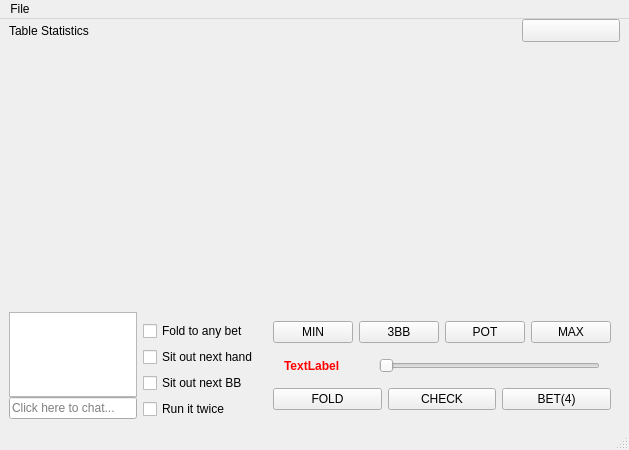
Qt form qt-client/client/table.ui (paunovic/chipup-poker) before a commit.
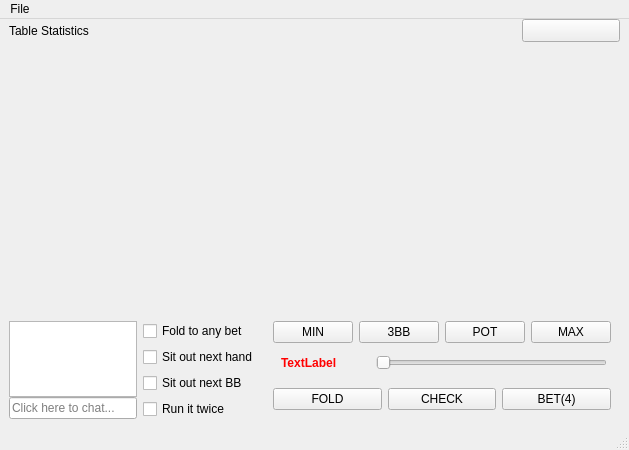
The same form after that commit. The open tabs and pages were chosen to show the change.

Diff of the .ui file:
```diff
--- a/qt-client/client/table.ui
+++ b/qt-client/client/table.ui
@@ -154,6 +154,9 @@
         </widget>
         <widget class="QWidget" name="page">
          <layout class="QVBoxLayout" name="verticalLayout_3">
+          <property name="topMargin">
+           <number>0</number>
+          </property>
           <item>
            <layout class="QHBoxLayout" name="layBetPresets">
             <item>
@@ -209,10 +212,16 @@
               <number>16</number>
              </property>
              <property name="leftMargin">
-              <number>11</number>
+              <number>8</number>
+             </property>
+             <property name="topMargin">
+              <number>2</number>
              </property>
              <property name="rightMargin">
-              <number>11</number>
+              <number>4</number>
+             </property>
+             <property name="bottomMargin">
+              <number>7</number>
              </property>
              <item>
               <widget class="QLabel" name="lbRaiseAmount">
```
